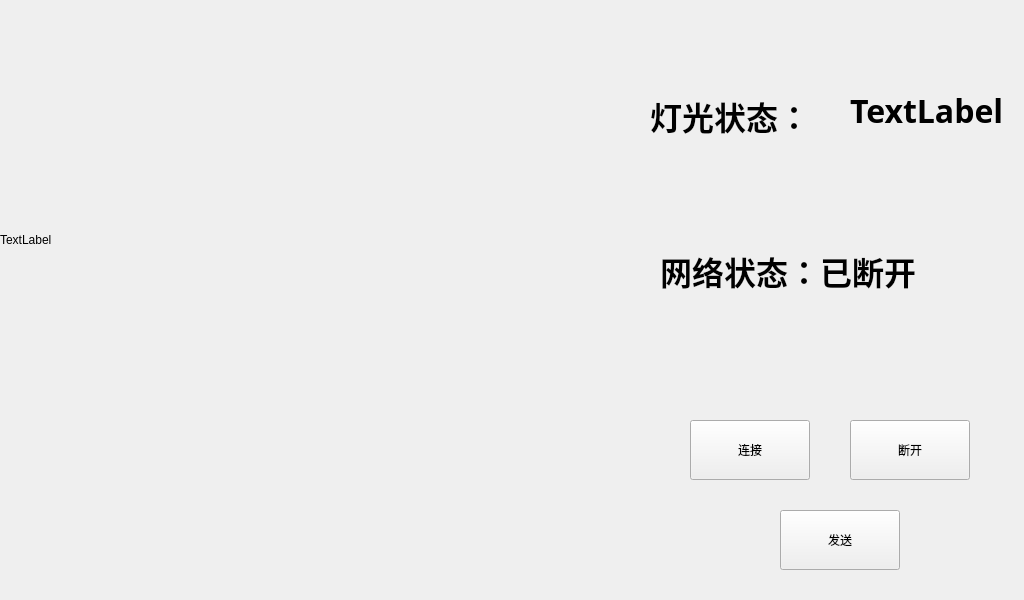
First picture: the form in widget.ui, repository alittleice/-, before the edit.
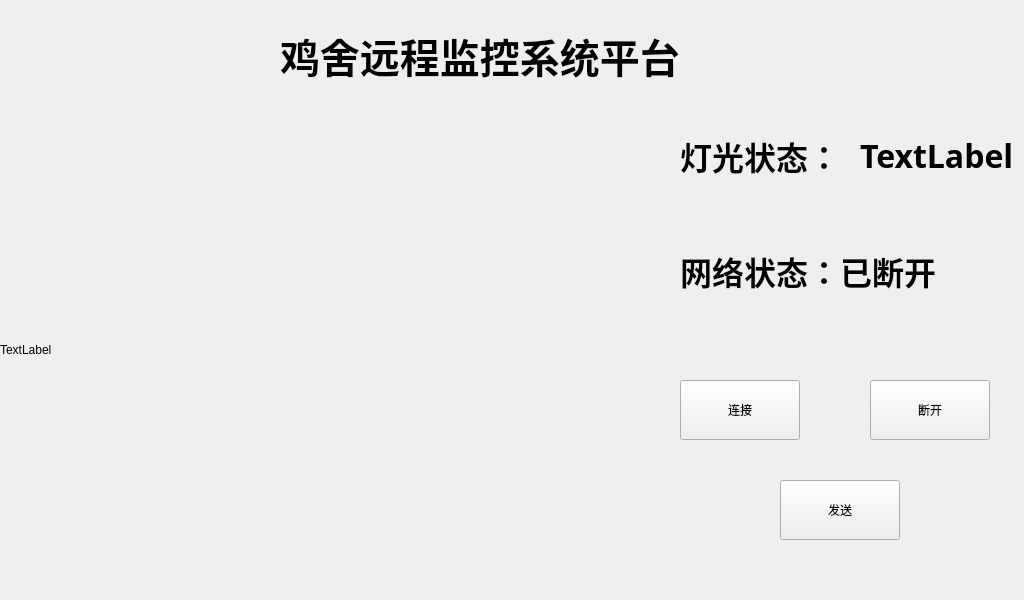
Second picture: the form after the edit.

Diff of the .ui file:
```diff
--- a/widget.ui
+++ b/widget.ui
@@ -17,7 +17,7 @@
    <property name="geometry">
     <rect>
      <x>0</x>
-     <y>0</y>
+     <y>110</y>
      <width>640</width>
      <height>480</height>
     </rect>
@@ -30,7 +30,7 @@
    <property name="geometry">
     <rect>
      <x>780</x>
-     <y>510</y>
+     <y>480</y>
      <width>120</width>
      <height>60</height>
     </rect>
@@ -42,10 +42,10 @@
   <widget class="QLabel" name="label">
    <property name="geometry">
     <rect>
-     <x>850</x>
-     <y>90</y>
-     <width>161</width>
-     <height>41</height>
+     <x>860</x>
+     <y>130</y>
+     <width>151</width>
+     <height>51</height>
     </rect>
    </property>
    <property name="font">
@@ -63,7 +63,7 @@
   <widget class="QLabel" name="state">
    <property name="geometry">
     <rect>
-     <x>660</x>
+     <x>680</x>
      <y>230</y>
      <width>311</width>
      <height>81</height>
@@ -84,8 +84,8 @@
   <widget class="QPushButton" name="btnconnect">
    <property name="geometry">
     <rect>
-     <x>690</x>
-     <y>420</y>
+     <x>680</x>
+     <y>380</y>
      <width>120</width>
      <height>60</height>
     </rect>
@@ -97,8 +97,8 @@
   <widget class="QPushButton" name="btndisconnect">
    <property name="geometry">
     <rect>
-     <x>850</x>
-     <y>420</y>
+     <x>870</x>
+     <y>380</y>
      <width>120</width>
      <height>60</height>
     </rect>
@@ -110,8 +110,8 @@
   <widget class="QLabel" name="label_2">
    <property name="geometry">
     <rect>
-     <x>650</x>
-     <y>90</y>
+     <x>680</x>
+     <y>130</y>
      <width>181</width>
      <height>51</height>
     </rect>
@@ -128,6 +128,27 @@
     <string>灯光状态：</string>
    </property>
   </widget>
+  <widget class="QLabel" name="state_2">
+   <property name="geometry">
+    <rect>
+     <x>280</x>
+     <y>20</y>
+     <width>441</width>
+     <height>71</height>
+    </rect>
+   </property>
+   <property name="font">
+    <font>
+     <family>AR PL UKai CN</family>
+     <pointsize>30</pointsize>
+     <weight>75</weight>
+     <bold>true</bold>
+    </font>
+   </property>
+   <property name="text">
+    <string>鸡舍远程监控系统平台</string>
+   </property>
+  </widget>
  </widget>
  <resources/>
  <connections/>
```
